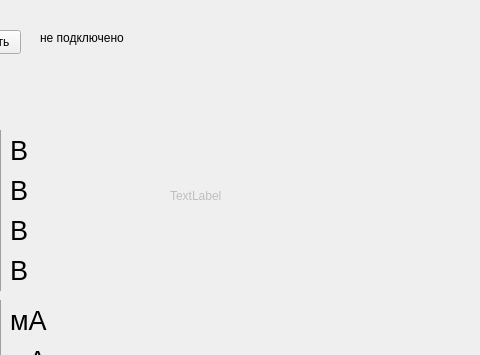
KejLater/lab_stand, file interface.ui: the form before one commit; both pictures show x 230 to 710 and y 0 to 355 of the 800 by 600 pixel window.
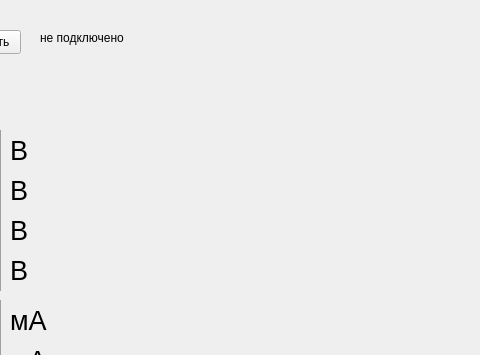
The form after the commit.

Commit message: Some test elements removed

What changed in the file:
```diff
--- a/interface.ui
+++ b/interface.ui
@@ -386,22 +386,6 @@
      <string>не подключено</string>
     </property>
    </widget>
-   <widget class="QLabel" name="test">
-    <property name="enabled">
-     <bool>false</bool>
-    </property>
-    <property name="geometry">
-     <rect>
-      <x>400</x>
-      <y>140</y>
-      <width>141</width>
-      <height>111</height>
-     </rect>
-    </property>
-    <property name="text">
-     <string>TextLabel</string>
-    </property>
-   </widget>
   </widget>
   <widget class="QMenuBar" name="menubar">
    <property name="geometry">
```
